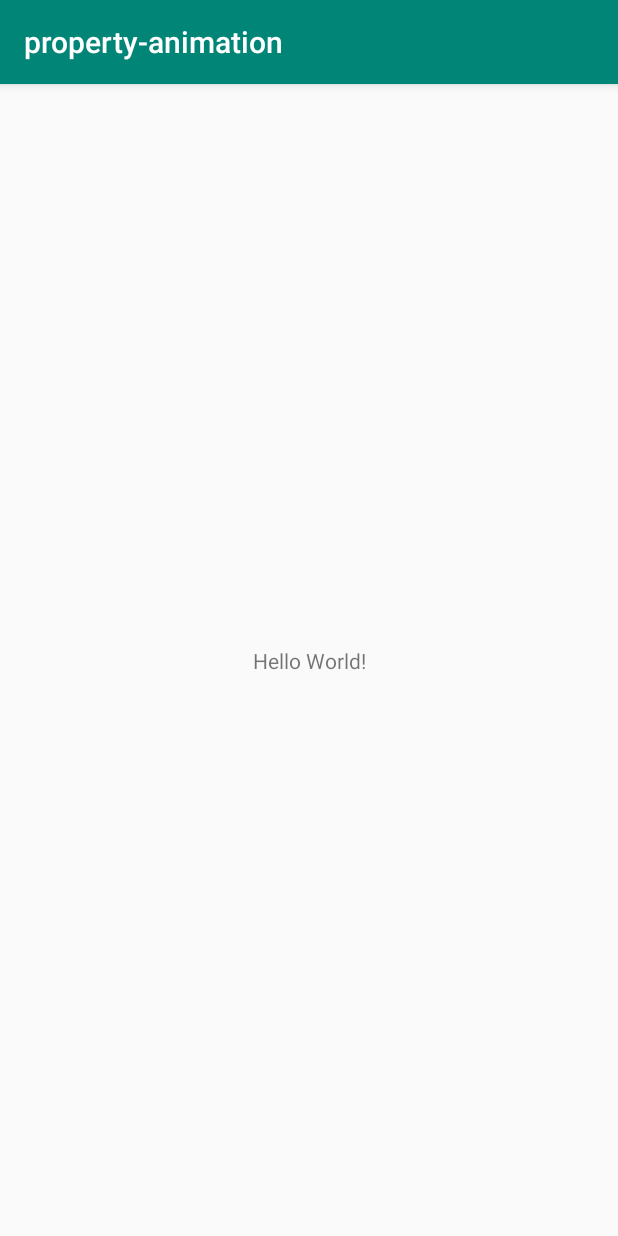
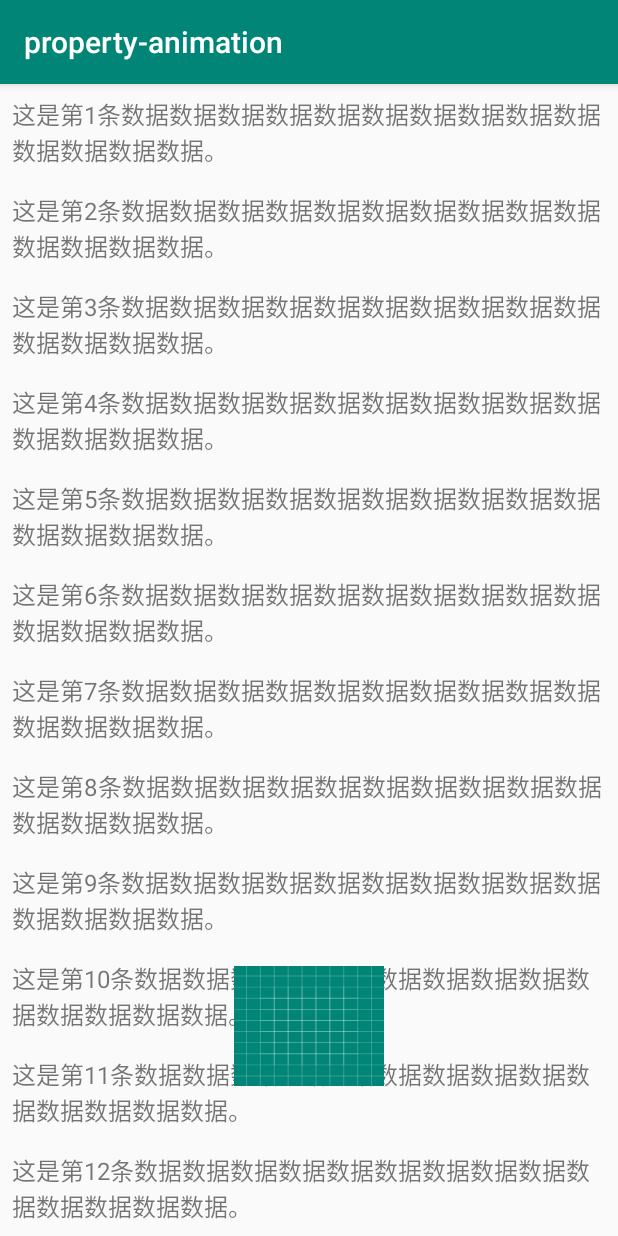
Before and after one commit to lxr17/property_animation, an Android app: the screen it shows after launch (MainActivity), on a phone screen of 412 x 824 dp. Run offline under Robolectric (Android 15) with nearby library versions, the phone set to English and light mode, and no system bars.

Commit message:
搭建基本的模块

```diff
--- a/app/build.gradle
+++ b/app/build.gradle
@@ -25,4 +25,6 @@ dependencies {
     testImplementation 'junit:junit:4.12'
     androidTestImplementation 'com.android.support.test:runner:1.0.2'
     androidTestImplementation 'com.android.support.test.espresso:espresso-core:3.0.2'
+
+    implementation "com.android.support:recyclerview-v7:28.0.0"
 }
--- /dev/null
+++ b/app/src/main/java/com/lxr/property_animation/Adapter.java
@@ -0,0 +1,54 @@
+package com.lxr.property_animation;
+
+import android.content.Context;
+import android.support.annotation.NonNull;
+import android.support.v7.widget.RecyclerView;
+import android.view.LayoutInflater;
+import android.view.View;
+import android.view.ViewGroup;
+import android.widget.TextView;
+
+import java.util.List;
+
+/**
+ * Created by lanxingren on 2019-08-06.
+ */
+public class Adapter extends RecyclerView.Adapter<Adapter.ViewHolder> {
+
+    class ViewHolder extends RecyclerView.ViewHolder {
+        private TextView tvItem;
+
+        ViewHolder(@NonNull View itemView) {
+            super(itemView);
+            tvItem = itemView.findViewById(R.id.tv_item);
+        }
+    }
+
+    private Context mContext;
+    private List<String> mDatas;
+
+    public Adapter(List<String> datas) {
+        this.mDatas = datas;
+    }
+
+    @NonNull
+    @Override
+    public ViewHolder onCreateViewHolder(@NonNull ViewGroup viewGroup, int i) {
+        if (mContext == null) {
+            mContext = viewGroup.getContext();
+        }
+
+        return new ViewHolder(LayoutInflater.from(mContext).inflate(R.layout.item, viewGroup, false));
+    }
+
+    @Override
+    public void onBindViewHolder(@NonNull ViewHolder viewHolder, int i) {
+        String item = mDatas.get(i);
+        viewHolder.tvItem.setText(item);
+    }
+
+    @Override
+    public int getItemCount() {
+        return mDatas.size();
+    }
+}
--- a/app/src/main/java/com/lxr/property_animation/MainActivity.java
+++ b/app/src/main/java/com/lxr/property_animation/MainActivity.java
@@ -1,13 +1,32 @@
 package com.lxr.property_animation;
 
+import android.os.Bundle;
 import android.support.v7.app.AppCompatActivity;
-import android.os.Bundle;
+import android.support.v7.widget.LinearLayoutManager;
+import android.support.v7.widget.RecyclerView;
+
+import java.util.ArrayList;
+import java.util.List;
 
 public class MainActivity extends AppCompatActivity {
+
+    private List<String> mDatas;
 
     @Override
     protected void onCreate(Bundle savedInstanceState) {
         super.onCreate(savedInstanceState);
         setContentView(R.layout.activity_main);
+
+        mDatas = new ArrayList<>();
+
+        // 设置rv属性
+        RecyclerView rv = findViewById(R.id.rv);
+        rv.setAdapter(new Adapter(mDatas));
+        rv.setLayoutManager(new LinearLayoutManager(this));
+
+        // 设置数据
+        for (int i = 1; i < 61; i++) {
+            mDatas.add("这是第" + i + "条数据数据数据数据数据数据数据数据数据数据数据数据数据数据。");
+        }
     }
 }
--- a/app/src/main/res/layout/activity_main.xml
+++ b/app/src/main/res/layout/activity_main.xml
@@ -1,18 +1,21 @@
 <?xml version="1.0" encoding="utf-8"?>
-<android.support.constraint.ConstraintLayout xmlns:android="http://schemas.android.com/apk/res/android"
-    xmlns:app="http://schemas.android.com/apk/res-auto"
-    xmlns:tools="http://schemas.android.com/tools"
+<RelativeLayout xmlns:android="http://schemas.android.com/apk/res/android"
     android:layout_width="match_parent"
-    android:layout_height="match_parent"
-    tools:context=".MainActivity">
+    android:layout_height="match_parent">
 
-    <TextView
-        android:layout_width="wrap_content"
-        android:layout_height="wrap_content"
-        android:text="Hello World!"
-        app:layout_constraintBottom_toBottomOf="parent"
-        app:layout_constraintLeft_toLeftOf="parent"
-        app:layout_constraintRight_toRightOf="parent"
-        app:layout_constraintTop_toTopOf="parent" />
+    <android.support.v7.widget.RecyclerView
+        android:id="@+id/rv"
+        android:layout_width="match_parent"
+        android:layout_height="match_parent" />
 
-</android.support.constraint.ConstraintLayout>
+    <ImageView
+        android:id="@+id/iv"
+        android:layout_width="100dp"
+        android:layout_height="80dp"
+        android:layout_alignParentBottom="true"
+        android:layout_centerHorizontal="true"
+        android:layout_marginBottom="100dp"
+        android:scaleType="fitXY"
+        android:src="@drawable/ic_launcher_background" />
+
+</RelativeLayout>
--- /dev/null
+++ b/app/src/main/res/layout/item.xml
@@ -0,0 +1,13 @@
+<?xml version="1.0" encoding="utf-8"?>
+<RelativeLayout xmlns:android="http://schemas.android.com/apk/res/android"
+    android:layout_width="match_parent"
+    android:layout_height="wrap_content">
+
+    <TextView
+        android:id="@+id/tv_item"
+        android:layout_width="match_parent"
+        android:layout_height="wrap_content"
+        android:padding="8dp"
+        android:textSize="16sp" />
+
+</RelativeLayout>
```
